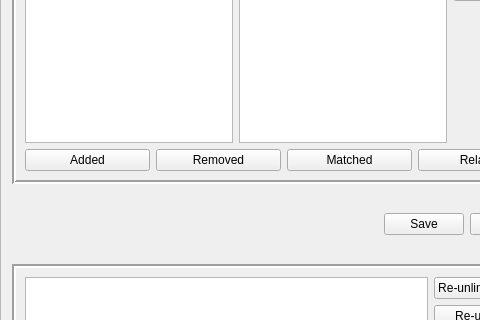
Before: the Qt Designer form buildings/gui/alter_building_relationship.ui in linz/nz-buildings, drawn with Qt 5; both pictures show x 0 to 480 and y 369 to 689 of the 568 by 863 pixel window.
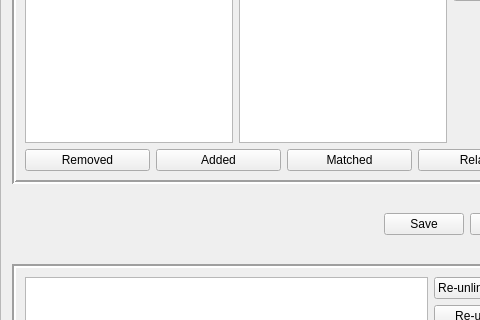
After: the same form once the commit is applied.

```diff
--- a/buildings/gui/alter_building_relationship.ui
+++ b/buildings/gui/alter_building_relationship.ui
@@ -216,16 +216,16 @@
       <item>
        <layout class="QHBoxLayout" name="horizontalLayout_9">
         <item>
-         <widget class="QPushButton" name="btn_added">
+         <widget class="QPushButton" name="btn_removed">
           <property name="text">
-           <string>Added</string>
+           <string>Removed</string>
           </property>
          </widget>
         </item>
         <item>
-         <widget class="QPushButton" name="btn_removed">
+         <widget class="QPushButton" name="btn_added">
           <property name="text">
-           <string>Removed</string>
+           <string>Added</string>
           </property>
          </widget>
         </item>
```
